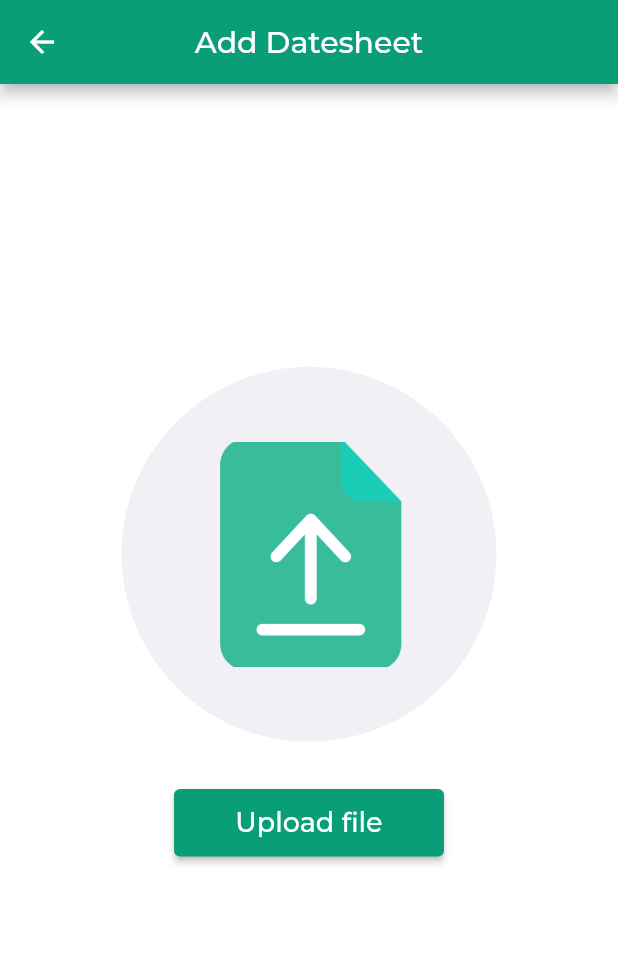
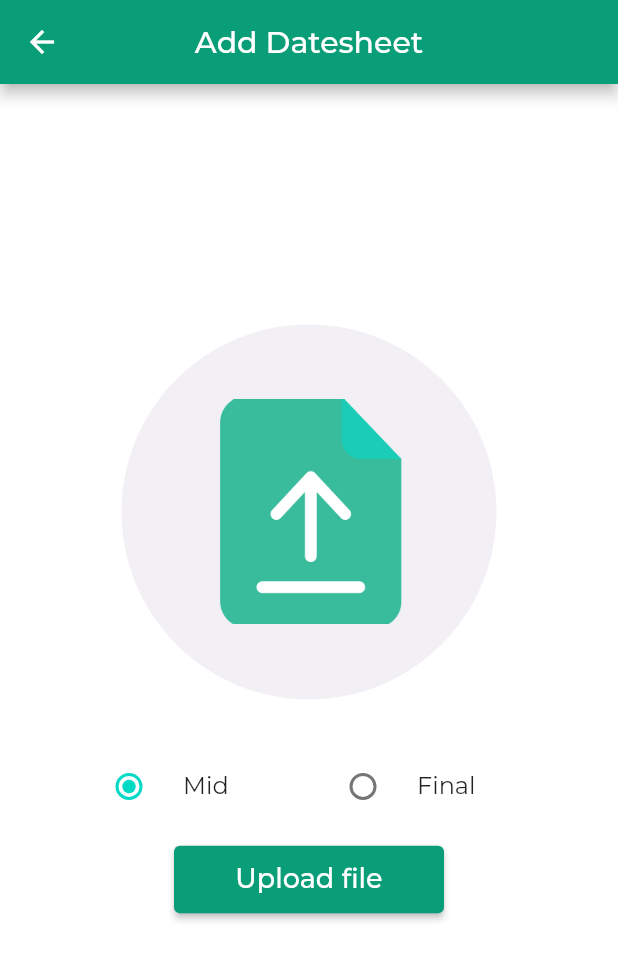
Before and after one commit to saqib-258/student_portal_project, a Flutter app: the ManageDateSheetScreen screen opened directly, on a phone screen of 412 x 824 dp. Shown: the top 960 px of the screen. Run offline on Flutter 3.47's test engine with Material 2 defaults, Android fonts, the phone set to English and light mode, and no system bars; our stand-ins replace after_layout, dartz, dropdown_button2, file_picker, flutter_svg, fluttertoast and 4 more; accounts and stored records are empty; network calls fail.

Commit message:
new changes

```diff
--- a/lib/admin/screens/date_sheet/manage_date_sheet_screen.dart
+++ b/lib/admin/screens/date_sheet/manage_date_sheet_screen.dart
@@ -7,10 +7,17 @@ import 'package:student_portal/shared/common_widgets/constant.dart';
 import 'package:student_portal/shared/configs/theme/app_colors.dart';
 import 'package:student_portal/shared/utils/images.dart';
 
-class ManageDateSheetScreen extends StatelessWidget {
-  ManageDateSheetScreen({super.key});
+class ManageDateSheetScreen extends StatefulWidget {
+  const ManageDateSheetScreen({super.key});
+
+  @override
+  State<ManageDateSheetScreen> createState() => _ManageDateSheetScreenState();
+}
+
+class _ManageDateSheetScreenState extends State<ManageDateSheetScreen> {
   File? _excelFile;
-  String? type;
+
+  String? type = "mid";
 
   void _pickExcelFile(BuildContext context) async {
     FilePickerResult? result = await FilePicker.platform.pickFiles(
@@ -21,7 +28,7 @@ class ManageDateSheetScreen extends StatelessWidget {
     if (result != null) {
       _excelFile = File(result.files.single.path!);
       final api = AddDateSheetApi();
-      await api.addDateSheet("mid", _excelFile!);
+      await api.addDateSheet(type!, _excelFile!);
       // ignore: use_build_context_synchronously
       ScaffoldMessenger.of(context).showSnackBar(const SnackBar(
         content: Text("Datesheet uploaded"),
@@ -55,6 +62,36 @@ class ManageDateSheetScreen extends StatelessWidget {
               )),
             ),
             height30(),
+            Padding(
+              padding: const EdgeInsets.symmetric(horizontal: 50),
+              child: Row(
+                children: [
+                  Expanded(
+                    child: RadioListTile(
+                        title: const Text("Mid"),
+                        value: "mid",
+                        groupValue: type,
+                        onChanged: (val) {
+                          setState(() {
+                            type = val!;
+                          });
+                        }),
+                  ),
+                  Expanded(
+                    child: RadioListTile(
+                        title: const Text("Final"),
+                        value: "final",
+                        groupValue: type,
+                        onChanged: (val) {
+                          setState(() {
+                            type = val!;
+                          });
+                        }),
+                  )
+                ],
+              ),
+            ),
+            height10(),
             ElevatedButton(
                 style: ElevatedButton.styleFrom(fixedSize: const Size(180, 45)),
                 onPressed: () {
--- a/lib/main.dart
+++ b/lib/main.dart
@@ -13,7 +13,6 @@ import 'package:student_portal/student/providers/evaluation_provider.dart';
 import 'package:student_portal/student/providers/teacher_evaluation_provider.dart';
 import 'package:student_portal/student/providers/time_table_provider.dart';
 import 'package:student_portal/auth/provider/user_detail_provider.dart';
-import 'package:student_portal/student/screens/teacher_evaluation/question_card.dart';
 import 'package:student_portal/auth/screen/login_screen.dart';
 import 'package:student_portal/student/screens/evaluation/evaluation_screen.dart';
 import 'package:student_portal/teacher/providers/course_section_provider.dart';
--- a/lib/shared/get_it.dart
+++ b/lib/shared/get_it.dart
@@ -1,7 +1,5 @@
 import 'package:get_it/get_it.dart';
 import 'package:student_portal/admin/providers/teacher_evaluation_result_provider.dart';
-import 'package:student_portal/student/models/core/evaluation.dart';
-import 'package:student_portal/student/models/helper/teacher_evaluation_helper.dart';
 import 'package:student_portal/student/providers/attendance_provider.dart';
 import 'package:student_portal/student/providers/date_sheet_provider.dart';
 import 'package:student_portal/auth/provider/login_provider.dart';
--- a/lib/shared/global.dart
+++ b/lib/shared/global.dart
@@ -1,5 +1,5 @@
 import 'package:student_portal/shared/get_it.dart';
 import 'package:student_portal/auth/provider/user_detail_provider.dart';
 
-const ip = '192.168.175.105';
+const ip = '192.168.1.20';
 final user = getIt<UserDetailProvider>();
--- a/lib/shared/utils/grid_view_items.dart
+++ b/lib/shared/utils/grid_view_items.dart
@@ -43,11 +43,11 @@ List<GridItem> adminDashboardGridItems = [
       screen: ManageDateSheetScreen()),
   GridItem(
       title: "Teacher Evaluation",
-      image: datesheetImage,
+      image: assessmentImage,
       screen: const TeacherEvaluationCoursesScreen()),
   GridItem(
       title: "Add Course Allocation",
-      image: datesheetImage,
+      image: courseAllocation,
       screen: AddCourseAllocation())
 ];
 
--- a/lib/shared/utils/images.dart
+++ b/lib/shared/utils/images.dart
@@ -9,3 +9,4 @@ const noticeBoardIcon = "assets/images/noticeboard_icon.png";
 const datesheetIcon = "assets/images/datesheet_icon.png";
 const assessmentIcon = "assets/images/assessment_icon.png";
 const uploadFileImage = "assets/images/upload_file.png";
+const courseAllocation = "assets/images/courseAllocation.png";
--- a/lib/teacher/screens/dashboard/dashboard_screen.dart
+++ b/lib/teacher/screens/dashboard/dashboard_screen.dart
@@ -6,8 +6,6 @@ import 'package:student_portal/auth/screen/login_screen.dart';
 import 'package:student_portal/shared/common_widgets/constant.dart';
 import 'package:student_portal/shared/configs/theme/app_colors.dart';
 import 'package:student_portal/shared/utils/common.dart';
-import 'package:student_portal/shared/utils/images.dart';
-import 'package:student_portal/student/screens/evaluation/exam_result_screen.dart';
 import 'package:student_portal/teacher/providers/course_section_provider.dart';
 import 'package:student_portal/teacher/screens/attendance/contest_screen.dart';
 import 'package:student_portal/teacher/screens/dashboard/course_card.dart';
@@ -47,11 +45,11 @@ class TeacherDashboard extends StatelessWidget {
                         ),
                         height10(),
                         const Text(
-                          "Saeed Watto",
+                          "Shahid Jamil",
                           style: TextStyle(color: Colors.white, fontSize: 18),
                         ),
                         const Text(
-                          "saeed211@gmail.com",
+                          "shahid232@gmail.com",
                           style: TextStyle(color: Colors.white, fontSize: 12),
                         ),
                       ]),
--- a/lib/teacher/screens/evaluation/main_evaluation_screen.dart
+++ b/lib/teacher/screens/evaluation/main_evaluation_screen.dart
@@ -188,7 +188,7 @@ class MainEvaluationScreen extends StatelessWidget {
   Widget build(BuildContext context) {
     return Scaffold(
         appBar: AppBar(
-          title: const Text("Attendance"),
+          title: const Text("Evaluation"),
         ),
         body: Padding(
             padding: const EdgeInsets.all(20),
--- a/pubspec.yaml
+++ b/pubspec.yaml
@@ -44,6 +44,7 @@ dependencies:
   get_it: ^7.2.0
   file_picker: ^5.2.5
   dropdown_button2: ^1.9.4
+
   flutter:
     sdk: flutter
 
@@ -77,7 +78,6 @@ flutter:
   # To add assets to your application, add an assets section, like this:
   assets:
     - assets/images/
-    - assets/pdf/
 
   # An image asset can refer to one or more resolution-specific "variants", see
   # https://flutter.dev/assets-and-images/#resolution-aware
```
Also changed, not shown: lib/admin/models/core/teacher_evaluation_result.dart (+20 -1 lines), lib/admin/models/helper/teacher_evaluation_result_helper.dart (+19 -0 lines), lib/admin/models/services/teacher_evaluation_result_api.dart (+13 -0 lines), lib/admin/providers/teacher_evaluation_result_provider.dart (+15 -0 lines), lib/admin/screens/teacher_evaluation_result/teacher_evaluation_courses_screen.dart (+16 -5 lines), lib/admin/screens/teacher_evaluation_result/teacher_evaluation_result_screen.dart (added, +92 -0 lines), lib/teacher/models/services/student_attendance_api.dart (+30 -0 lines), lib/teacher/screens/attendance/contest_screen.dart (+7 -2 lines), assets/images/courseAllocation.png (added), 2 other files.
